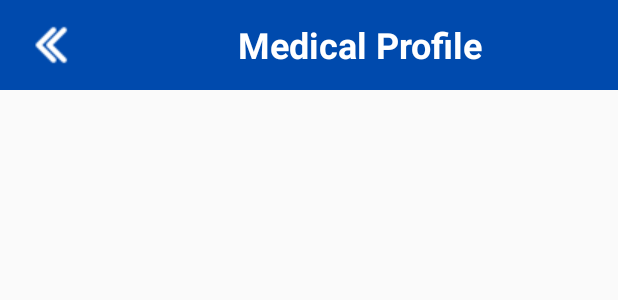
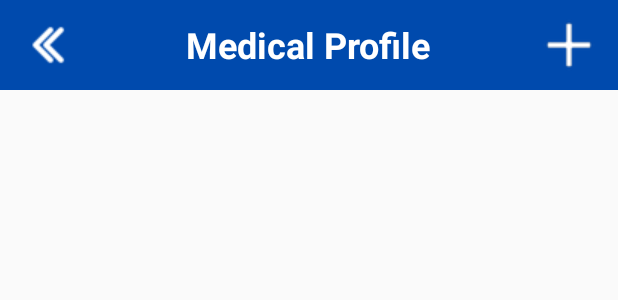
Before and after one commit to NguyenTrung3102/iHealth_Droid, an Android app built with Jetpack Compose: the layout medical_profile_layout.xml on its own in the app's theme, with its tools: preview values and no code run, on a phone screen of 412 x 824 dp. Shown: the top 300 px of the screen. Run offline under Robolectric (Android 15) with nearby library versions, the phone set to English and light mode, and no system bars.

Commit message:
Make some changes at Medical Profile page

```diff
--- a/app/src/main/java/com/example/ihealthdroid/MainActivity.kt
+++ b/app/src/main/java/com/example/ihealthdroid/MainActivity.kt
@@ -5,7 +5,6 @@ import android.content.Intent
 import android.os.Bundle
 import android.widget.Button
 import android.widget.ImageButton
-import android.widget.TextView
 import androidx.activity.ComponentActivity
 import androidx.activity.compose.setContent
 import androidx.compose.foundation.layout.fillMaxSize
--- a/app/src/main/res/layout/medical_profile_layout.xml
+++ b/app/src/main/res/layout/medical_profile_layout.xml
@@ -31,5 +31,24 @@
             android:textColor="@color/white"
             android:textSize="24sp"
             android:textStyle="bold" />
+
+        <ImageButton
+            android:id="@+id/add_new_btn"
+            android:layout_width="wrap_content"
+            android:layout_height="wrap_content"
+            android:layout_weight="0.05"
+            android:background="@color/nav_bar"
+            android:src="@drawable/add_new_btn" />
     </LinearLayout>
+
+    <LinearLayout
+        android:layout_width="match_parent"
+        android:layout_height="match_parent"
+        android:orientation="vertical">
+
+        <ListView
+            android:layout_width="match_parent"
+            android:layout_height="match_parent" />
+    </LinearLayout>
+
 </LinearLayout>
```
Also changed, not shown: app/src/main/res/drawable/add_new_btn.png (added).
